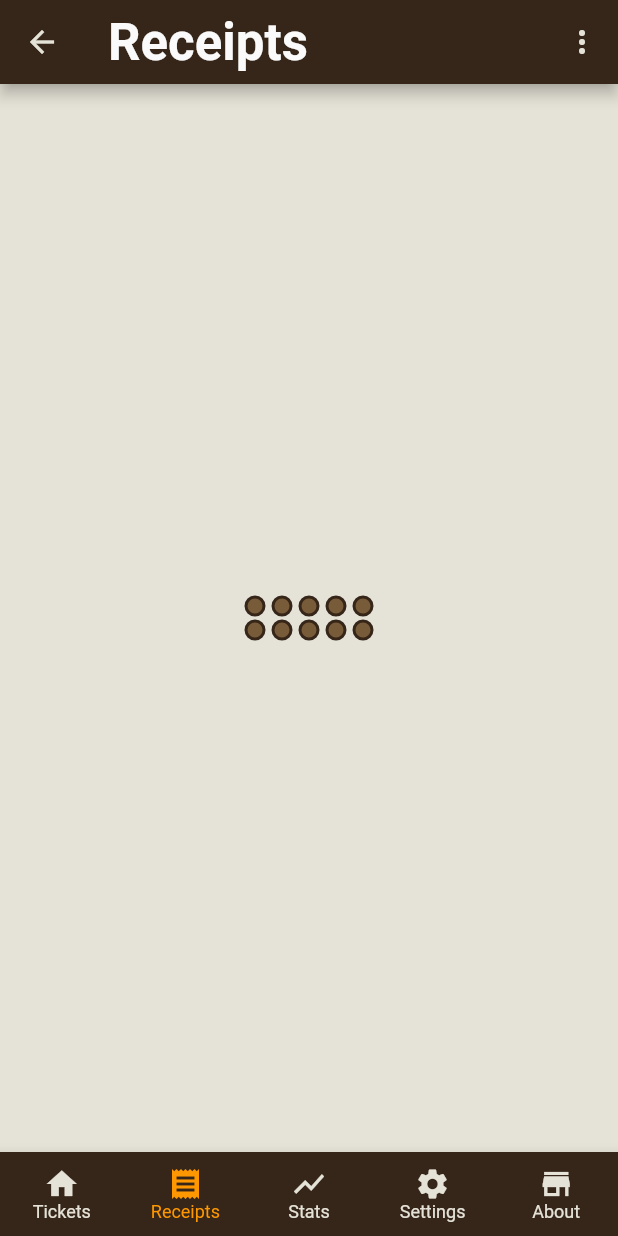
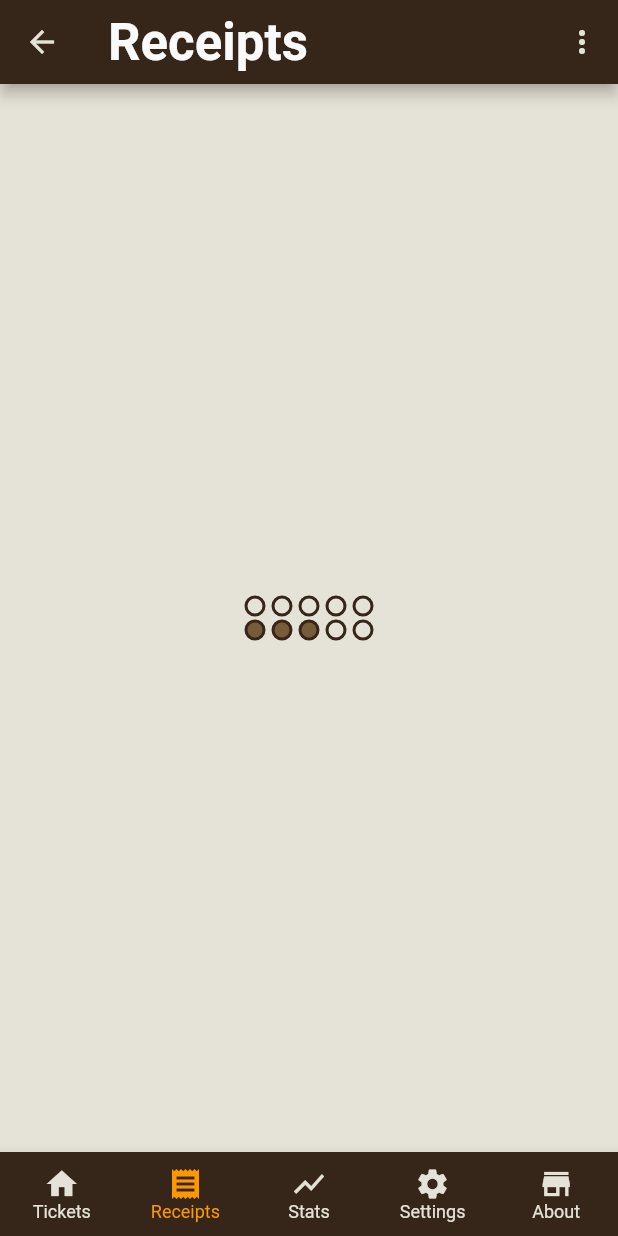
Before and after one commit to AnalogIO/flutter-prototype, a Flutter app: the HomePage screen opened by its route, item 2 of the bottom bar chosen, on a phone screen of 412 x 824 dp. Run offline on Flutter 3.47's test engine with Material 2 defaults, Android fonts, the phone set to English and light mode, and no system bars.

Commit message:
fix ticket dots

```diff
--- a/lib/components/tickets/ticket.dart
+++ b/lib/components/tickets/ticket.dart
@@ -86,7 +86,7 @@ class TicketFooter extends StatelessWidget {
       children: <Widget>[
         Container(
           child: (owned)
-            ? Text("dots here")//TicketDots()
+            ? TicketDots(amountOwned: ownedAmount)
             : null
         ),
         TicketFooterText(owned, ownedAmount)
--- a/lib/components/tickets/ticket_dots.dart
+++ b/lib/components/tickets/ticket_dots.dart
@@ -1,27 +1,34 @@
 import 'package:flutter/material.dart';
 import 'package:analog_app/utils/colors.dart';
 
-// TODO FIX THIS SHIT -- BOTTOM PIXEL CUT OFF/ODD SIZING
+// TODO Fix all constructors (include Key)
 
 class TicketDots extends StatelessWidget {
+  final int amountOwned;
+
+  const TicketDots({
+    Key key,
+    this.amountOwned
+  }) : super(key: key);
+
   @override
   Widget build(BuildContext context) {
     return Container(
       width: 86,
       height: 30,
-      child: GridView.count(
-        scrollDirection: Axis.horizontal,
-        primary: false,
-        crossAxisCount: 2,
-        mainAxisSpacing: 4,
-        crossAxisSpacing: 2,
+      child: Wrap(
+        verticalDirection: VerticalDirection.up,
+        spacing: 4,
+        runSpacing: 2,
         children: List.generate(10, (index) {
           return Container(
-            width: 14, // does nothing
-            height: 14, // does nothing
+            width: 14,
+            height: 14,
             decoration: BoxDecoration(
-              color: AppColors.coffeeLighter,
               borderRadius: BorderRadius.circular(14),
+              color: (amountOwned > index)
+                ? AppColors.coffeeLighter
+                : Colors.transparent,
               border: Border.all(
                 color: AppColors.coffee,
                 width: 2
@@ -29,7 +36,7 @@ class TicketDots extends StatelessWidget {
             ),
           );
         }),
-      )
+      ),
     );
   }
 }
--- a/lib/main.dart
+++ b/lib/main.dart
@@ -146,7 +146,7 @@ class PageTickets extends StatelessWidget {
 class PageReceipts extends StatelessWidget {
   @override
   Widget build(BuildContext context) {
-    return TicketDots();
+    return TicketDots(amountOwned: 3);
   }
 }
 
--- a/lib/pages/tickets_page.dart
+++ b/lib/pages/tickets_page.dart
@@ -42,7 +42,7 @@ class TicketsPage extends StatelessWidget {
         Ticket(
           ALL_TICKETS['tea']['name'],
           ALL_TICKETS['tea']['desc'],
-          5
+          7
         ),
         SectionTitle(
           "Buy Tickets",
```
